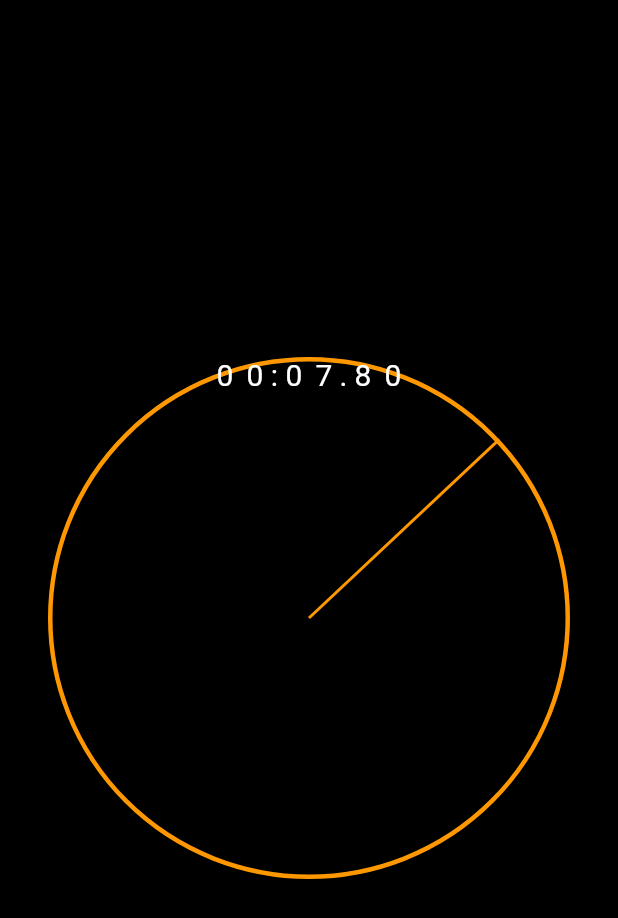
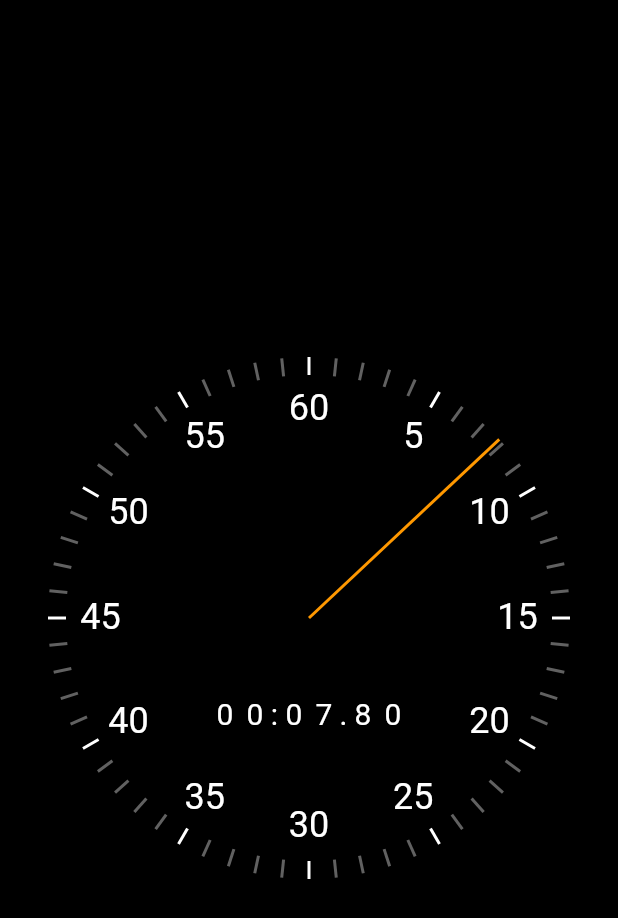
Before and after one commit to Jashwanth-Gowda-R/flutter-animation-course, a Flutter app: the screen it shows after launch, on a phone screen of 412 x 824 dp. Shown: the top 918 px of the screen. Run offline on Flutter 3.47's test engine with Material 2 defaults, Android fonts, the phone set to English and light mode, and no system bars.

Commit message:
Completing the stopwatch UI

```diff
--- /dev/null
+++ b/stopwatch_flutter/lib/ui/clock_markers.dart
@@ -0,0 +1,63 @@
+import 'dart:math';
+
+import 'package:flutter/material.dart';
+
+class ClockSecondsTickMarker extends StatelessWidget {
+  const ClockSecondsTickMarker({
+    Key? key,
+    required this.seconds,
+    required this.radius,
+  }) : super(key: key);
+  final int seconds;
+  final double radius;
+
+  @override
+  Widget build(BuildContext context) {
+    final color = seconds % 5 == 0 ? Colors.white : Colors.grey[700];
+    const width = 2.0;
+    const height = 12.0;
+    return Transform(
+      alignment: Alignment.center,
+      transform: Matrix4.identity()
+        ..translate(-width / 2, -height / 2, 0.0) // center to origin
+        ..rotateZ(2 * pi * (seconds / 60.0))
+        ..translate(0.0, radius - height / 2, 0.0),
+      child: Container(width: width, height: height, color: color),
+    );
+  }
+}
+
+class ClockTextMarker extends StatelessWidget {
+  const ClockTextMarker({
+    Key? key,
+    required this.value,
+    required this.maxValue,
+    required this.radius,
+  }) : super(key: key);
+  final int value;
+  final int maxValue;
+  final double radius;
+
+  @override
+  Widget build(BuildContext context) {
+    const width = 40.0;
+    const height = 30.0;
+    return Transform(
+      alignment: Alignment.center,
+      transform: Matrix4.identity()
+        ..translate(-width / 2, -height / 2, 0.0)
+        ..rotateZ(pi + 2 * pi * (value / maxValue))
+        ..translate(0.0, radius - 35, 0.0)
+        ..rotateZ(pi - 2 * pi * (value / maxValue)),
+      child: SizedBox(
+        width: width,
+        height: height,
+        child: Text(
+          value.toString(),
+          style: TextStyle(fontSize: 24),
+          textAlign: TextAlign.center,
+        ),
+      ),
+    );
+  }
+}
--- a/stopwatch_flutter/lib/ui/stopwatch_renderer.dart
+++ b/stopwatch_flutter/lib/ui/stopwatch_renderer.dart
@@ -2,6 +2,7 @@ import 'dart:math';
 
 import 'package:flutter/material.dart';
 import 'package:stopwatch_flutter/ui/clock_hand.dart';
+import 'package:stopwatch_flutter/ui/clock_markers.dart';
 
 import 'package:stopwatch_flutter/ui/elapsed_time_text.dart';
 
@@ -19,12 +20,26 @@ class StopWatchRenderer extends StatelessWidget {
   Widget build(BuildContext context) {
     return Stack(
       children: [
-        Container(
-          decoration: BoxDecoration(
-            border: Border.all(width: 3, color: Colors.orange),
-            borderRadius: BorderRadius.circular(radius),
+        // Container(
+        //   decoration: BoxDecoration(
+        //     border: Border.all(width: 3, color: Colors.orange),
+        //     borderRadius: BorderRadius.circular(radius),
+        //   ),
+        // ),
+        for (var i = 0; i < 60; i++)
+          Positioned(
+            // note: left and top are set to *radius** to position
+            // the origin of all the markers in the middle of the square
+            left: radius,
+            top: radius,
+            child: ClockSecondsTickMarker(seconds: i, radius: radius),
           ),
-        ),
+        for (var i = 5; i <= 60; i += 5)
+          Positioned(
+            top: radius,
+            left: radius,
+            child: ClockTextMarker(value: i, maxValue: 60, radius: radius),
+          ),
         Positioned(
           left: radius,
           top: radius,
@@ -35,8 +50,13 @@ class StopWatchRenderer extends StatelessWidget {
             color: Colors.orange,
           ),
         ),
-        ElapsedTimeText(
-          elapsed: elapsed,
+        Positioned(
+          left: 0,
+          right: 0,
+          top: radius * 1.3,
+          child: ElapsedTimeText(
+            elapsed: elapsed,
+          ),
         ),
       ],
     );
```
